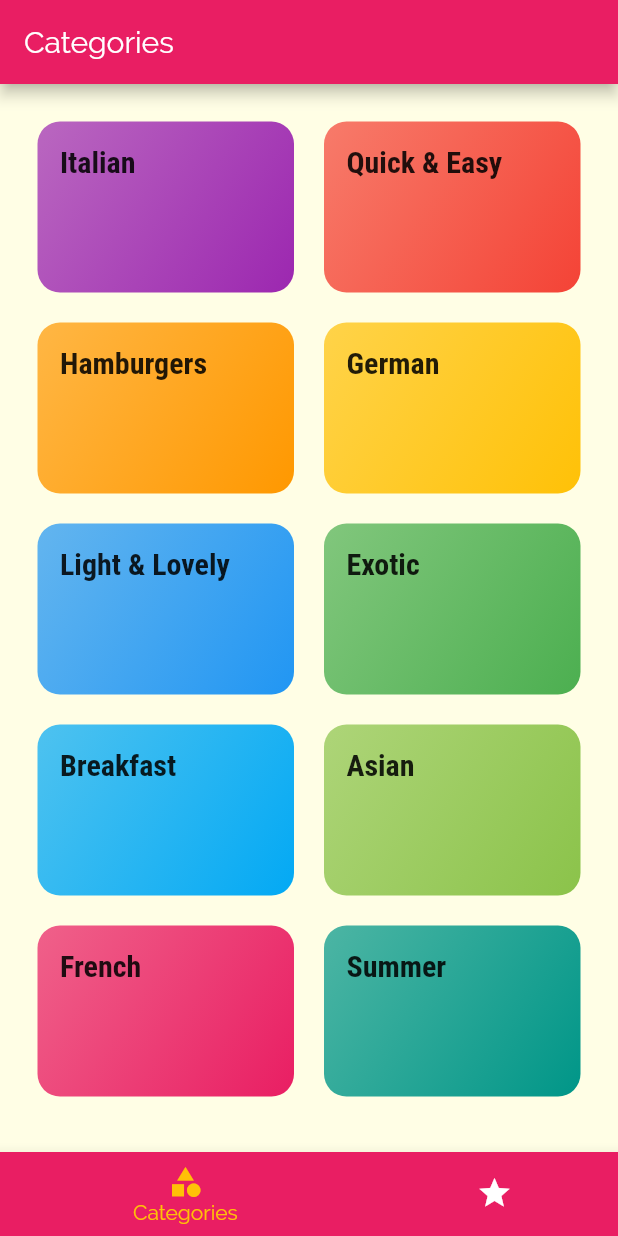
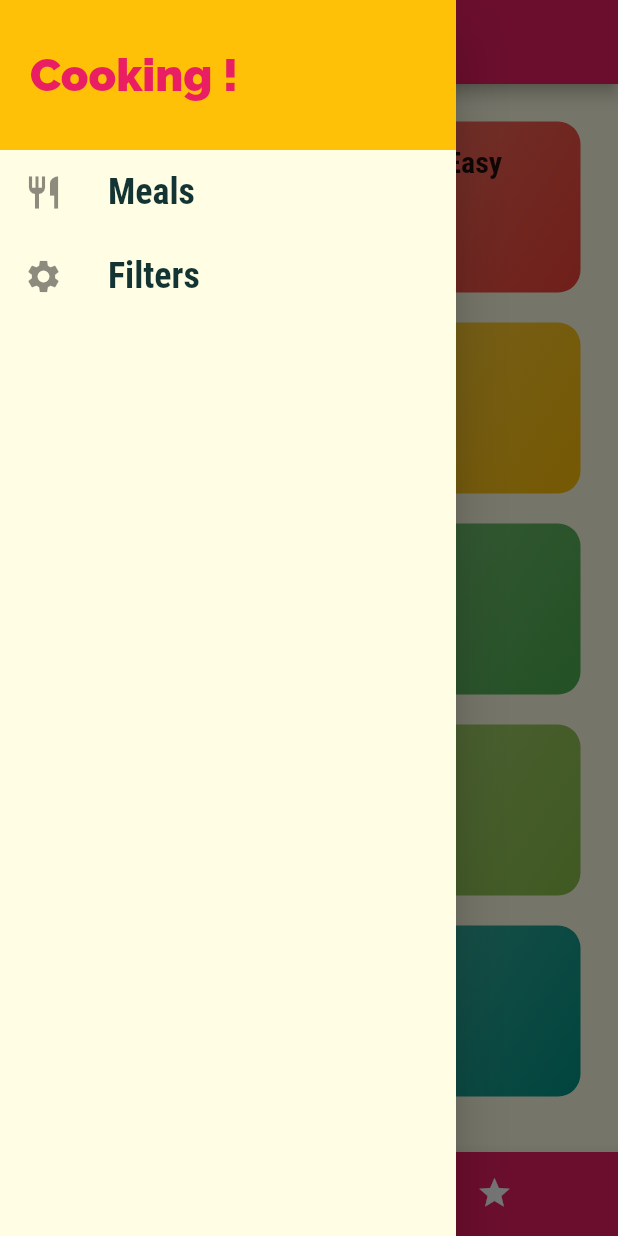
Before and after one commit to Mosquito1123/Hi-Meals-Meals-Meals-, a Flutter app: the screen it shows after launch, with the side drawer open (before the commit the screen has no drawer), on a phone screen of 412 x 824 dp. Run offline on Flutter 3.47's test engine with Material 2 defaults, Android fonts, the phone set to English and light mode, and no system bars.

Commit message:
add side drawer widget

```diff
--- a/lib/screens/tabs_screen.dart
+++ b/lib/screens/tabs_screen.dart
@@ -2,6 +2,7 @@ import 'package:flutter/material.dart';
 
 import './categories_screen.dart';
 import './favorites_screen.dart';
+import '../widgets/main_drawer.dart';
 
 class TabsScreen extends StatefulWidget {
   @override
@@ -24,6 +25,7 @@ class _TabsScreenState extends State<TabsScreen> {
   @override
   Widget build(BuildContext context) {
     return Scaffold(
+      drawer: MainDrawer(),
       appBar: AppBar(
         title: Text(_pages[_selectPageIndex]['title']),
       ),
--- /dev/null
+++ b/lib/widgets/main_drawer.dart
@@ -0,0 +1,49 @@
+import 'package:flutter/material.dart';
+
+class MainDrawer extends StatelessWidget {
+  Widget _buildListTile(String title, IconData icon) {
+    return ListTile(
+      leading: Icon(
+        icon,
+        size: 26,
+      ),
+      title: Text(
+        title,
+        style: TextStyle(
+            fontFamily: 'RobotoCondensed',
+            fontSize: 24,
+            fontWeight: FontWeight.bold),
+      ),
+      onTap: () {
+        // ...
+      },
+    );
+  }
+
+  @override
+  Widget build(BuildContext context) {
+    return Drawer(
+      child: Column(
+        children: <Widget>[
+          Container(
+            height: 100,
+            width: double.infinity,
+            padding: EdgeInsets.all(20),
+            alignment: Alignment.centerLeft,
+            color: Theme.of(context).accentColor,
+            child: Text(
+              'Cooking !',
+              style: TextStyle(
+                fontSize: 30,
+                color: Theme.of(context).primaryColor,
+                fontWeight: FontWeight.w900,
+              ),
+            ),
+          ),
+          _buildListTile('Meals', Icons.restaurant),
+          _buildListTile('Filters', Icons.settings),
+        ],
+      ),
+    );
+  }
+}
```
